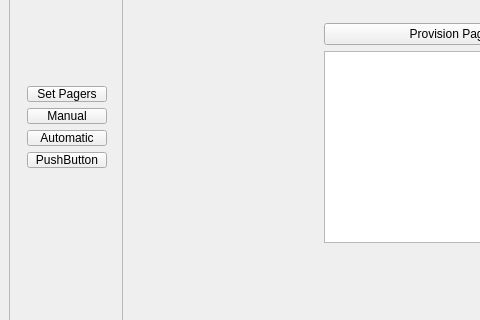
BotPager/pc-software, file App/PCUI.ui: the form before one commit; both pictures show x 0 to 480 and y 192 to 512 of the 1038 by 841 pixel window.
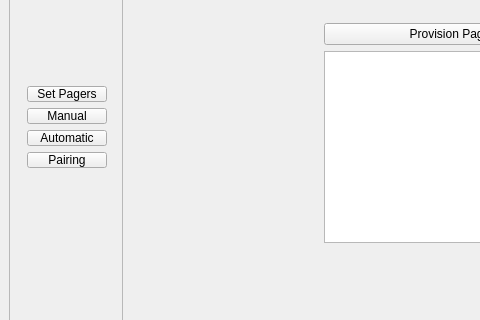
The form after the commit.

Commit message: rename button

Diff of the .ui file:
```diff
--- a/App/PCUI.ui
+++ b/App/PCUI.ui
@@ -98,7 +98,7 @@
          <item>
           <widget class="QPushButton" name="SwitchPair">
            <property name="text">
-            <string>PushButton</string>
+            <string>Pairing</string>
            </property>
           </widget>
          </item>
```
Left out of the diff: 2 changed lines with no effect on the pictures.
